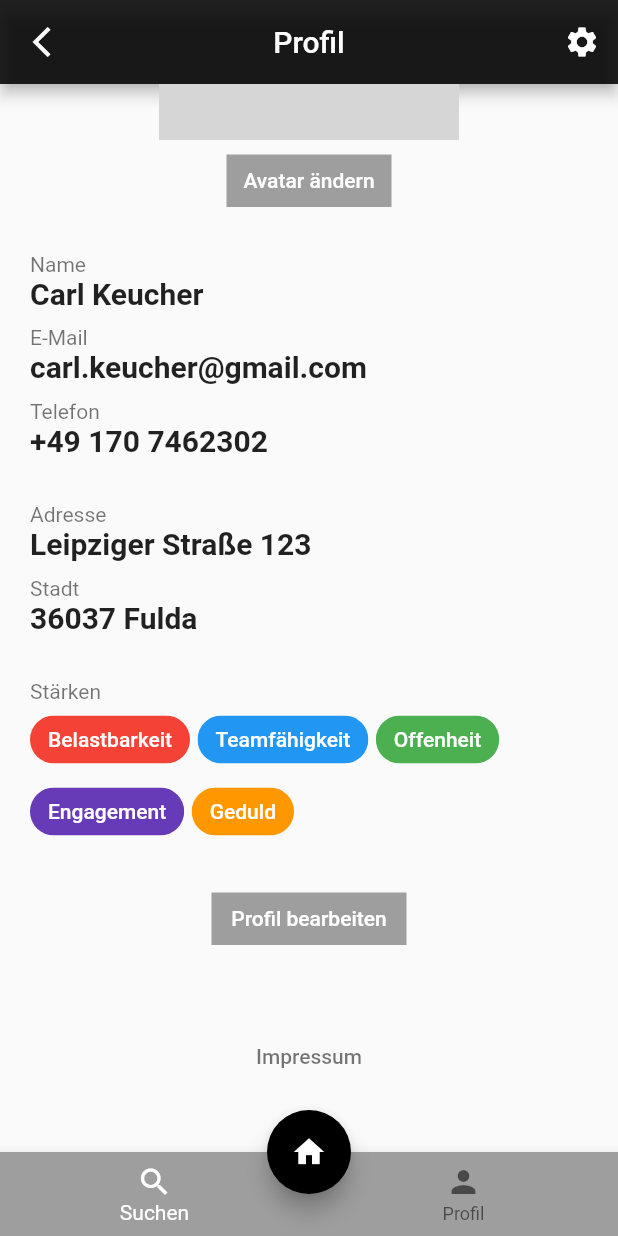
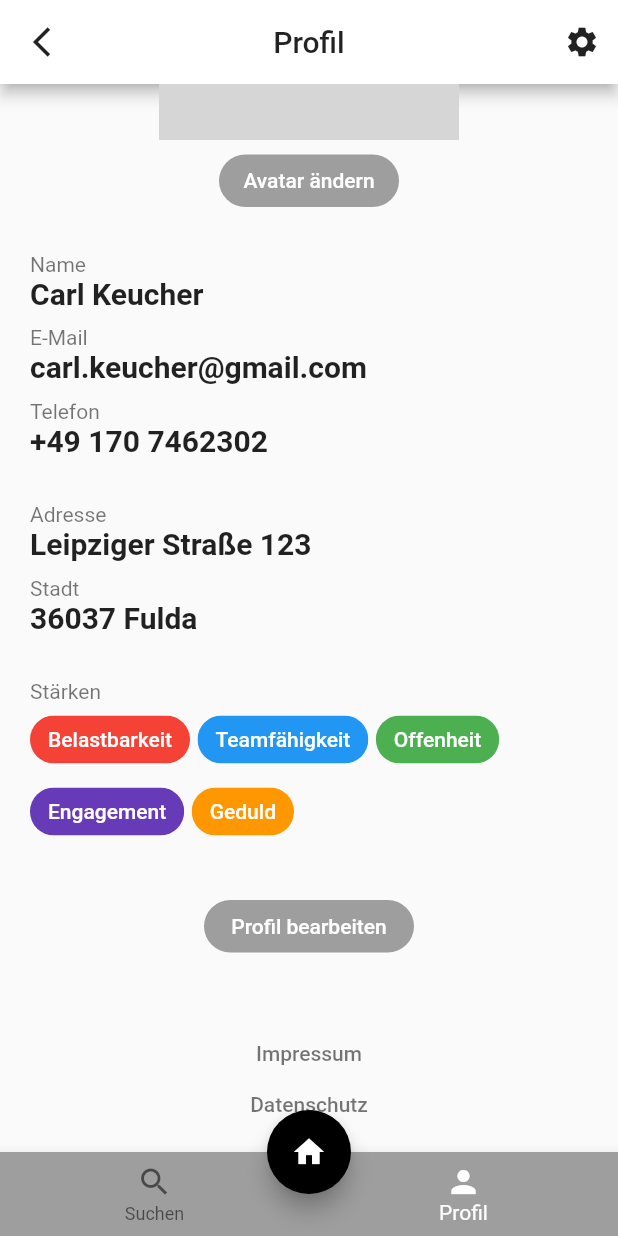
Before and after one commit to arsomesan/flutter_profile_getx, a Flutter app: the screen it shows after launch, scrolled down 188 dp, on a phone screen of 412 x 824 dp. Run offline on Flutter 3.47's test engine with Material 2 defaults, Android fonts, the phone set to English and light mode, and no system bars; our stand-ins replace get; network calls fail; grey boxes are pictures that could not be loaded.

Commit message:
design rewamp, changed some buttons and added Datenschutz

```diff
--- a/lib/screens/screen_profil.dart
+++ b/lib/screens/screen_profil.dart
@@ -16,7 +16,8 @@ class ScreenProfil extends StatelessWidget {
               // Button linking to last visited page
             },
           ),
-          backgroundColor: Colors.black87,
+          backgroundColor: Colors.white,
+          foregroundColor: Colors.black87,
           actions: [
             IconButton(
                 icon: Icon(Icons.settings),
@@ -51,18 +52,17 @@ class ScreenProfil extends StatelessWidget {
             Container(
               child: Center(
                 child: Container(
-                  width: 110,
+                  width: 120,
                   height: 35,
                   margin: EdgeInsets.only(top: 10, bottom: 30),
-                  color: Colors.grey,
-                  child: TextButton(
-                    child: Text('Avatar ändern'),
-                    onPressed: () {
-                      // Button to change the profile picture
-                    },
-                    style: TextButton.styleFrom(
-                      primary: Colors.white,
+                  child: FlatButton(
+                    shape: RoundedRectangleBorder(
+                      borderRadius: BorderRadius.circular(18.0),
                     ),
+                    color: Colors.grey,
+                    textColor: Colors.white,
+                    onPressed: () {},
+                    child: Text("Avatar ändern"),
                   ),
                 ),
               ),
@@ -186,7 +186,7 @@ class ScreenProfil extends StatelessWidget {
                                   labelStyle: TextStyle(color: Colors.white),
                                   backgroundColor: Colors.red,
                                   onPressed: () {
-                                    print('I am the one thing in life.');
+                                    // maybe onpresslong to move
                                   }
                               )
                           ),
@@ -197,7 +197,7 @@ class ScreenProfil extends StatelessWidget {
                                   labelStyle: TextStyle(color: Colors.white),
                                   backgroundColor: Colors.blue,
                                   onPressed: () {
-                                    print('I am the one thing in life.');
+                                    // maybe onpresslong to move
                                   }
                               )
                           ),
@@ -208,7 +208,7 @@ class ScreenProfil extends StatelessWidget {
                                   labelStyle: TextStyle(color: Colors.white),
                                   backgroundColor: Colors.green,
                                   onPressed: () {
-                                    print('I am the one thing in life.');
+                                    // maybe onpresslong to move
                                   }
                               )
                           ),
@@ -227,7 +227,7 @@ class ScreenProfil extends StatelessWidget {
                                   labelStyle: TextStyle(color: Colors.white),
                                   backgroundColor: Colors.deepPurple,
                                   onPressed: () {
-                                    print('I am the one thing in life.');
+                                    // maybe onpresslong to move
                                   }
                               )
                           ),
@@ -238,7 +238,7 @@ class ScreenProfil extends StatelessWidget {
                                   labelStyle: TextStyle(color: Colors.white),
                                   backgroundColor: Colors.orange,
                                   onPressed: () {
-                                    print('I am the one thing in life.');
+                                    // maybe onpresslong to move
                                   }
                               )
                           ),
@@ -252,28 +252,44 @@ class ScreenProfil extends StatelessWidget {
             Container(
               child: Center(
                 child: Container(
-                  width: 130,
+                  width: 140,
                   height: 35,
-                  margin: EdgeInsets.only(top: 30, bottom: 50),
-                  color: Colors.grey,
+                  margin: EdgeInsets.only(top: 35, bottom: 50),
+                  child: FlatButton(
+                    shape: RoundedRectangleBorder(
+                      borderRadius: BorderRadius.circular(18.0),
+                    ),
+                    color: Colors.grey,
+                    textColor: Colors.white,
+                    onPressed: () {},
+                    child: Text("Profil bearbeiten"),
+                  ),
+                ),
+              ),
+            ),
+            Container(
+              height: 35,
+              child: Center(
+                child: Container(
                   child: TextButton(
-                    child: Text('Profil bearbeiten'),
+                    child: Text('Impressum'),
                     onPressed: () {
-                      // Button to change the profile picture
+                      // Button linking to the impress page
                     },
                     style: TextButton.styleFrom(
-                      primary: Colors.white,
+                      primary: Colors.black54,
                     ),
                   ),
                 ),
               ),
             ),
             Container(
-              margin: EdgeInsets.only(bottom: 40),
+              height: 30,
+              margin: EdgeInsets.only(bottom: 60),
               child: Center(
                 child: Container(
                   child: TextButton(
-                    child: Text('Impressum'),
+                    child: Text('Datenschutz'),
                     onPressed: () {
                       // Button linking to the impress page
                     },
@@ -293,6 +309,7 @@ class ScreenProfil extends StatelessWidget {
         onPressed: () {},
       ),
       bottomNavigationBar: BottomNavigationBar(
+          currentIndex: 1,
           backgroundColor: Colors.grey,
           selectedItemColor: Colors.white,
           items: const <BottomNavigationBarItem>[
```
